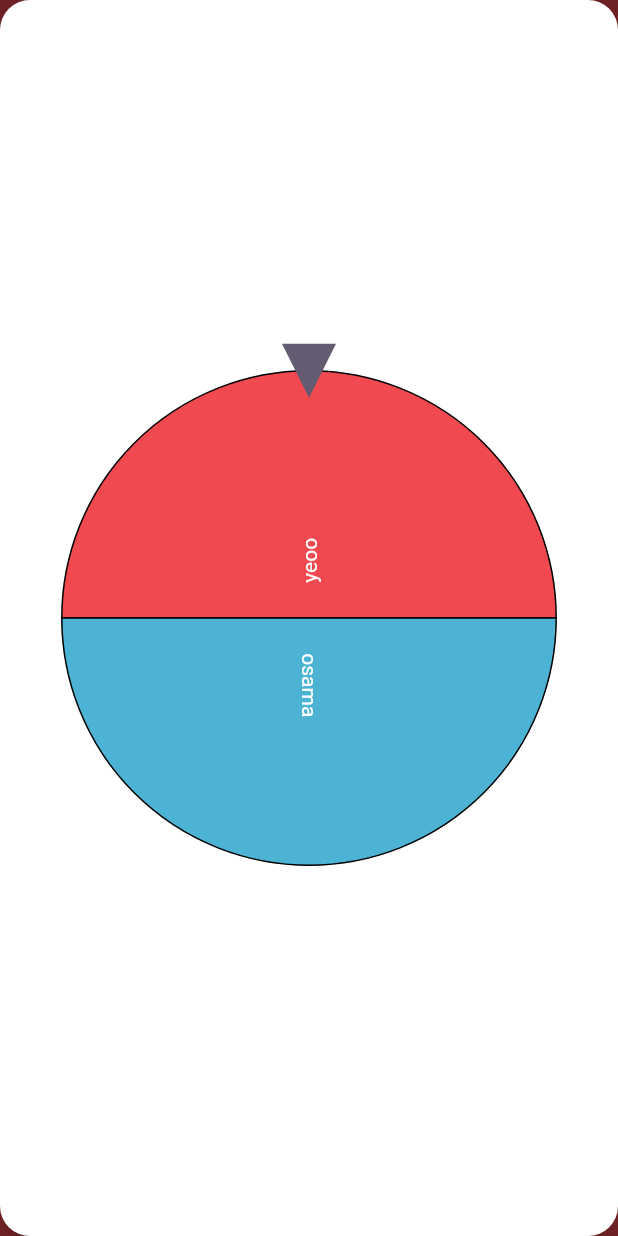
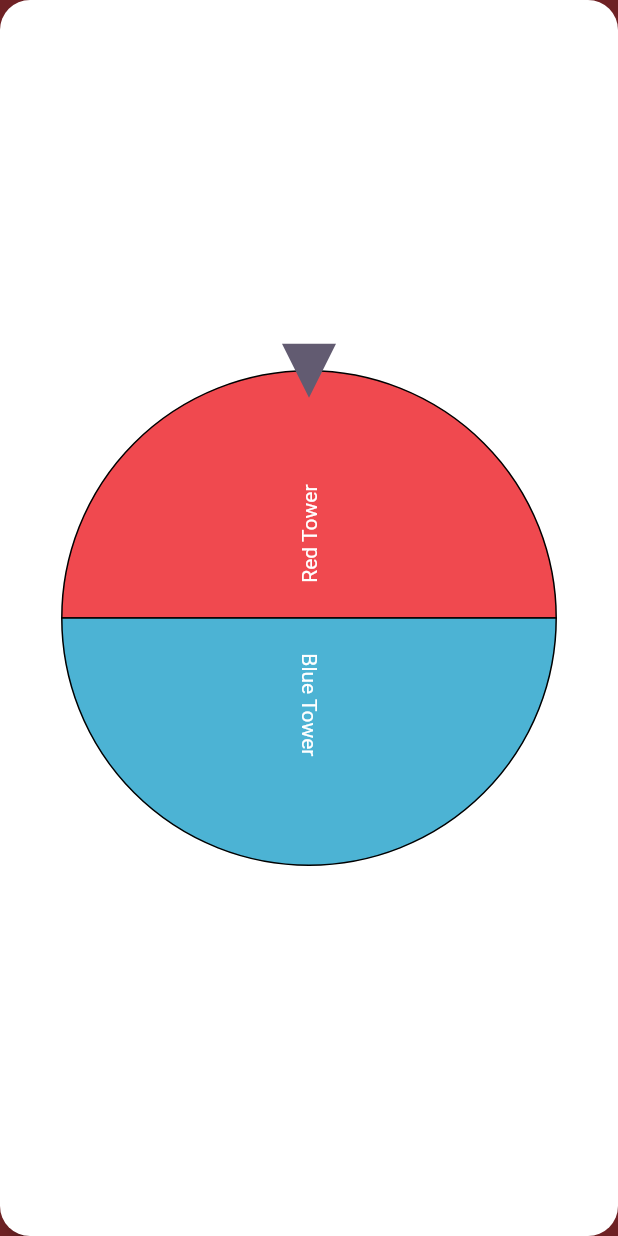
Before and after one commit to YoussifSultan/tower_war_project, a Flutter app: the GameScreen screen opened by its route, on a phone screen of 412 x 824 dp. Run offline on Flutter 3.47's test engine with Material 3 defaults, Android fonts, the phone set to English and light mode, and no system bars; drawn by our look-alikes of flutter_fortune_wheel, rive; our stand-ins replace firebase_analytics, firebase_core, get, google_mobile_ads, shared_preferences, showcaseview; missing offline and left inert: flame_audio, undo; accounts and stored records are empty.

Commit message:
Saving the players name

```diff
--- a/lib/GameScreen/Board.dart
+++ b/lib/GameScreen/Board.dart
@@ -5,7 +5,7 @@ import 'package:rive/rive.dart';
 import 'package:tower_war/Classes/color_data.dart';
 import 'package:tower_war/Classes/player.dart';
 import 'package:tower_war/Classes/point.dart';
-import 'package:tower_war/CommonUsed/page_options.dart';
+import 'package:tower_war/Main%20Menu%20Screen/page_options.dart';
 import 'package:tower_war/GameScreen/game_variables.dart';
 
 class Board {
--- a/lib/GameScreen/game_screen.dart
+++ b/lib/GameScreen/game_screen.dart
@@ -39,14 +39,14 @@ class _GameScreenState extends State<GameScreen> {
     });
     GameVariables.grid = [
       [
-        'TR80'.obs,
+        'TR100'.obs,
         '_'.obs,
         '_'.obs,
         '_'.obs,
         '_'.obs,
         '_'.obs,
         '_'.obs,
-        'TB20'.obs
+        'TB100'.obs
       ],
       ['_'.obs, '_'.obs, '_'.obs, '_'.obs, '_'.obs, '_'.obs, '_'.obs, '_'.obs],
       ['_'.obs, '_'.obs, '_'.obs, '_'.obs, '_'.obs, '_'.obs, '_'.obs, '_'.obs],
@@ -60,14 +60,14 @@ class _GameScreenState extends State<GameScreen> {
       ['_'.obs, '_'.obs, '_'.obs, '_'.obs, '_'.obs, '_'.obs, '_'.obs, '_'.obs],
       ['_'.obs, '_'.obs, '_'.obs, '_'.obs, '_'.obs, '_'.obs, '_'.obs, '_'.obs],
       [
-        GameVariables.activePlayers.length == 4 ? 'TG16'.obs : '_'.obs,
+        GameVariables.activePlayers.length == 4 ? 'TG100'.obs : '_'.obs,
         '_'.obs,
         '_'.obs,
         '_'.obs,
         '_'.obs,
         '_'.obs,
         '_'.obs,
-        GameVariables.activePlayers.length >= 3 ? 'TY10'.obs : '_'.obs
+        GameVariables.activePlayers.length >= 3 ? 'TY100'.obs : '_'.obs
       ]
     ];
 
--- a/lib/GameScreen/game_variables.dart
+++ b/lib/GameScreen/game_variables.dart
@@ -10,14 +10,14 @@ class GameVariables {
   static List<Player> activePlayers = [
     Player(
         isAlive: true,
-        name: 'yeoo',
+        name: 'Red Tower',
         linePositions: [Point(rowIndex: 0, colIndex: 0)],
         colorData: Colordata.availableColors
             .firstWhere((color) => color.colorCode == 'R'),
         towerPosition: Point(rowIndex: 0, colIndex: 0)),
     Player(
       isAlive: true,
-      name: 'osama',
+      name: 'Blue Tower',
       linePositions: [Point(rowIndex: 0, colIndex: 7)],
       colorData: Colordata.availableColors
           .firstWhere((color) => color.colorCode == 'B'),
--- a/lib/HowToPlayScreen/howToPlay.dart
+++ b/lib/HowToPlayScreen/howToPlay.dart
@@ -224,7 +224,7 @@ class _TutorialScreenState extends State<TutorialScreen> {
                   setState(() {});
                   if (shownInstruction
                       .contains(InstructionStages.transferingTroops)) {
-                    DialogTile.showDialogWidget(Get.context ?? context,
+                    DialogTile.showDialogWidget(context,
                         title: 'Tutorial',
                         content: 'Now it\'s blue\'s turn', onEnd: () async {
                       for (var i = 1; i <= 5; i++) {
@@ -239,7 +239,7 @@ class _TutorialScreenState extends State<TutorialScreen> {
                     });
                   } else if (shownInstruction.contains(
                       InstructionStages.stackingTroopsForLaterTransfer)) {
-                    DialogTile.showDialogWidget(Get.context ?? context,
+                    DialogTile.showDialogWidget(context,
                         title: 'Tutorial',
                         content: 'Now it\'s blue\'s turn', onEnd: () async {
                       for (var i = 1; i <= 5; i++) {
@@ -268,7 +268,7 @@ class _TutorialScreenState extends State<TutorialScreen> {
                     });
                   } else if (shownInstruction
                       .contains(InstructionStages.numberOfTroopsLimit)) {
-                    DialogTile.showDialogWidget(Get.context ?? context,
+                    DialogTile.showDialogWidget(context,
                         title: 'Tutorial',
                         content: 'Now it\'s blue\'s turn', onEnd: () async {
                       for (var i = 0; i < 3; i++) {
--- a/lib/Main Menu Screen/home_screen.dart
+++ b/lib/Main Menu Screen/home_screen.dart
@@ -1,13 +1,15 @@
+import 'package:firebase_analytics/firebase_analytics.dart';
 import 'package:flame_audio/flame_audio.dart';
 import 'package:flutter/material.dart';
 import 'package:get/route_manager.dart';
 import 'package:rive/rive.dart';
+import 'package:shared_preferences/shared_preferences.dart';
 import 'package:tower_war/Classes/color_data.dart';
 import 'package:tower_war/Classes/player.dart';
 import 'package:tower_war/Classes/point.dart';
 import 'package:tower_war/CommonUsed/button_tile.dart';
 import 'package:tower_war/CommonUsed/constants.dart';
-import 'package:tower_war/CommonUsed/page_options.dart';
+import 'package:tower_war/Main%20Menu%20Screen/page_options.dart';
 import 'package:tower_war/GameScreen/game_variables.dart';
 
 class HomeScreen extends StatefulWidget {
@@ -22,6 +24,17 @@ class _HomeScreenState extends State<HomeScreen> {
   void initState() {
     FlameAudio.bgm.initialize();
     // FlameAudio.bgm.play('backgroundmusicForHomeScreen.mp3', volume: .25);
+    SharedPreferences.getInstance().then((prefs) {
+      if (prefs.getBool('firstOpen') == null) {
+        prefs.setBool('firstOpen', true);
+        prefs.setString('redTowerName', 'Red Tower');
+        prefs.setString('blueTowerName', 'Blue Tower');
+        prefs.setString('yellowTowerName', 'Yellow Tower');
+        prefs.setString('greenTowerName', 'Green Tower');
+        FirebaseAnalytics.instance.logEvent(name: 'firstOpen');
+      }
+    });
+
     super.initState();
   }
 
@@ -59,25 +72,19 @@ class _HomeScreenState extends State<HomeScreen> {
                     },
                   ),
                   ButtonTile(
-                    text: 'Settings',
-                    onTap: () {
-                      Get.toNamed(PageNames.settingsPage);
-                    },
-                  ),
-                  ButtonTile(
                     text: 'Tutorial',
                     onTap: () {
                       GameVariables.activePlayers = [
                         Player(
                             isAlive: true,
-                            name: 'Red Tower',
+                            name: 'Player',
                             linePositions: [Point(rowIndex: 0, colIndex: 0)],
                             colorData: Colordata.availableColors
                                 .firstWhere((color) => color.colorCode == 'R'),
                             towerPosition: Point(rowIndex: 0, colIndex: 0)),
                         Player(
                           isAlive: true,
-                          name: "Blue Tower",
+                          name: "Opponent",
                           linePositions: [Point(rowIndex: 0, colIndex: 7)],
                           colorData: Colordata.availableColors
                               .firstWhere((color) => color.colorCode == 'B'),
@@ -86,6 +93,10 @@ class _HomeScreenState extends State<HomeScreen> {
                       ];
                       Get.toNamed(PageNames.tutorialPage);
                     },
+                  ),
+                  ButtonTile(
+                    text: 'Share',
+                    onTap: () {},
                   ),
                 ],
               ),
--- a/lib/CommonUsed/page_options.dart
+++ b/lib/Main Menu Screen/page_options.dart
@@ -3,5 +3,4 @@ class PageNames {
   static String gamePage = '/GamePage';
   static String tutorialPage = '/TutorialPage';
   static String gameOptionsDialog = '/GameOptionDialog';
-  static const String settingsPage = '/SettingsPage';
 }
--- a/pubspec.yaml
+++ b/pubspec.yaml
@@ -45,6 +45,7 @@ dependencies:
   firebase_core: ^3.1.0
   firebase_analytics: ^11.0.1
   firebase_crashlytics: ^4.0.1
+  shared_preferences: ^2.3.2
   firebase_performance: ^0.10.0+1
   showcaseview: ^3.0.0
 
```
Also changed, not shown: lib/GameScreen/game_options_dialog.dart (+27 -10 lines), lib/Settings_screen/settings_screen.dart (deleted, +0 -10 lines), lib/main.dart (+2 -7 lines), pubspec.lock, 1 other file.
